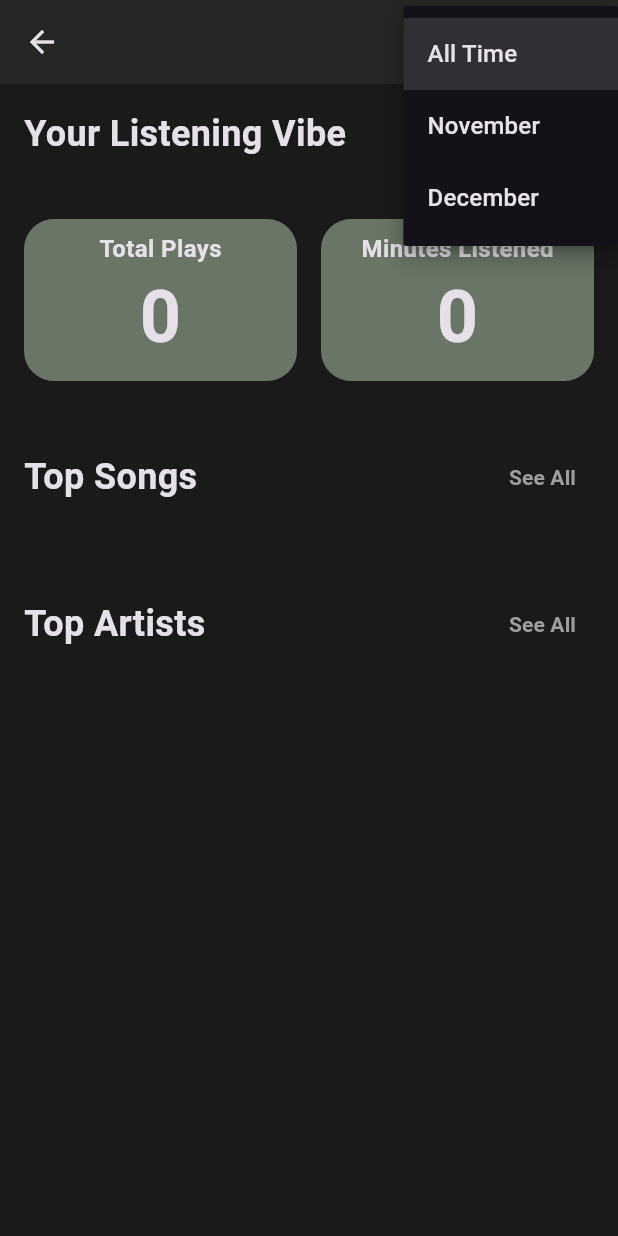
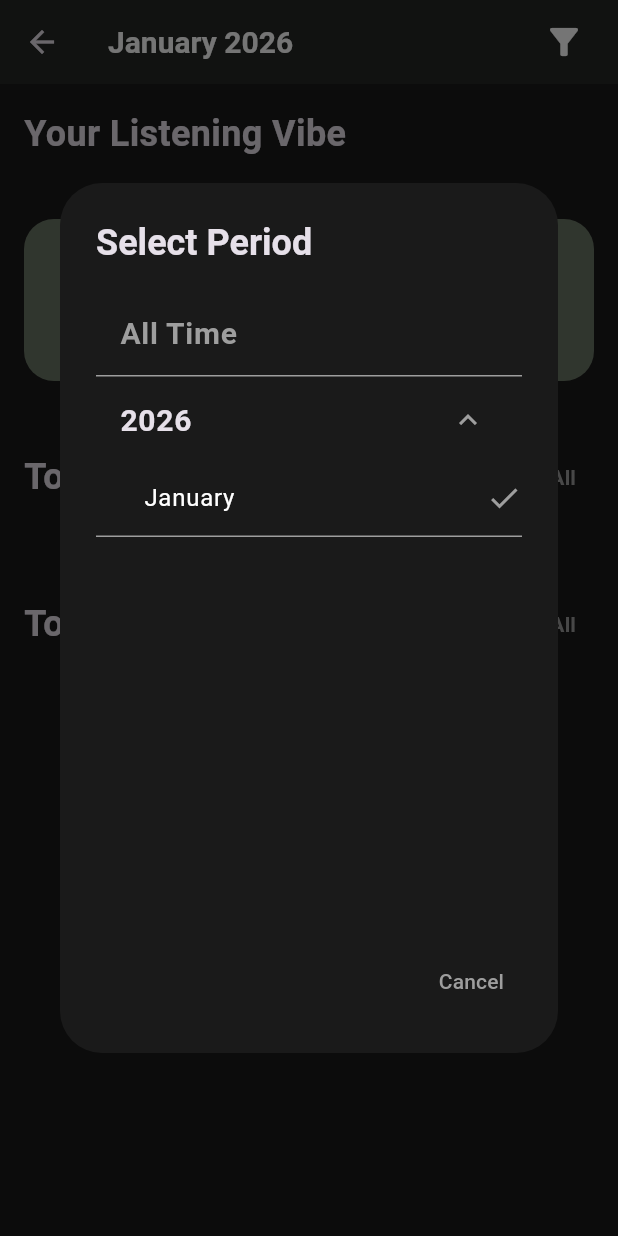
Before and after one commit to mariaR5/music-dashboard, a Flutter app: the DashboardPage screen opened directly, after a tap on the "filter alt" icon, on a phone screen of 412 x 824 dp. Run offline on Flutter 3.47's test engine with Material 3 defaults, Android fonts, the phone set to English and light mode, and no system bars; our stand-ins replace flutter_dotenv, flutter_secure_storage; missing offline and left inert: flutter_notification_listener; accounts and stored records are empty; network calls fail.

Commit message:
Update UI and logic for month and year based filtering for stats

```diff
--- a/lib/pages/dashboard_page.dart
+++ b/lib/pages/dashboard_page.dart
@@ -25,53 +25,101 @@ class _DashboardPageState extends State<DashboardPage> {
 
   late int _selectedMonth; // 0: All time, 1: Jan, 2: Feb,.....
   late int _selectedYear;
+  DateTime? _joinedDate;
 
   bool _isLoading = true;
+
+  Color bgGrey = const Color(0xFF1A1A1A);
+  Color sageGreen = const Color(0xFF697565);
+
+  final List<String> _monthNames = [
+    "",
+    "January",
+    "February",
+    "March",
+    "April",
+    "May",
+    "June",
+    "July",
+    "August",
+    "September",
+    "October",
+    "November",
+    "December",
+  ];
 
   @override
   void initState() {
     super.initState();
+    _initData();
+  }
+
+  Future<void> _initData() async {
+    await _fetchJoinedDate();
 
     final now = DateTime.now();
     _selectedMonth = now.month;
     _selectedYear = now.year;
+
     fetchStats();
+  }
+
+  Future<void> _fetchJoinedDate() async {
+    try {
+      final token = await AuthService.getToken();
+      final response = await http.get(
+        Uri.parse('$baseUrl/users/me'),
+        headers: {"Authorization": "Bearer $token"},
+      );
+
+      if (response.statusCode == 200) {
+        final data = jsonDecode(response.body);
+        setState(() {
+          _joinedDate = DateTime.parse(data['created_at']);
+        });
+      }
+    } catch (e) {
+      print("Error fetching joined date: $e");
+      // Default to start of current year as fallback
+      _joinedDate = DateTime(DateTime.now().year, 1, 1);
+    }
   }
 
   Future<void> fetchStats() async {
     String queryParams = ""; // empty query for all time
-    if (_selectedMonth != 0) {
+    if (_selectedMonth != 0 && _selectedYear != 0) {
       queryParams = "?month=$_selectedMonth&year=$_selectedYear";
     }
 
     try {
       final token = await AuthService.getToken();
+      final headers = {"Authorization": "Bearer $token"};
 
       // Fetch data from server
-      final resTotal = await http.get(
-        Uri.parse("$baseUrl/stats/total$queryParams"),
-        headers: {"Authorization": "Bearer $token"},
-      );
-      final resSongs = await http.get(
-        Uri.parse("$baseUrl/stats/top-songs$queryParams"),
-        headers: {"Authorization": "Bearer $token"},
-      );
-      final resArtists = await http.get(
-        Uri.parse("$baseUrl/stats/top-artists$queryParams"),
-        headers: {"Authorization": "Bearer $token"},
-      );
+      final results = await Future.wait([
+        http.get(
+          Uri.parse("$baseUrl/stats/total$queryParams"),
+          headers: headers,
+        ),
+        http.get(
+          Uri.parse("$baseUrl/stats/top-songs$queryParams"),
+          headers: headers,
+        ),
+        http.get(
+          Uri.parse("$baseUrl/stats/top-artists$queryParams"),
+          headers: headers,
+        ),
+      ]);
 
-      if (resTotal.statusCode == 200 &&
-          resArtists.statusCode == 200 &&
-          resSongs.statusCode == 200) {
+      if (results.every((r) => r.statusCode == 200)) {
         setState(() {
-          _totalPlays = jsonDecode(resTotal.body)["total_plays"];
-          _totalMinutes = jsonDecode(resTotal.body)["total_minutes"];
+          _totalPlays = jsonDecode(results[0].body)["total_plays"];
+          _totalMinutes = jsonDecode(results[0].body)["total_minutes"];
 
-          final List<dynamic> songList = jsonDecode(resSongs.body);
+          final List<dynamic> songList = jsonDecode(results[1].body);
           _topSongs = songList.map((e) => TopSong.fromJson(e)).toList();
 
-          final List<dynamic> artistList = jsonDecode(resArtists.body);
+          final List<dynamic> artistList = jsonDecode(results[2].body);
           _topArtists = artistList.map((e) => TopArtist.fromJson(e)).toList();
 
           _isLoading = false;
@@ -83,6 +131,132 @@ class _DashboardPageState extends State<DashboardPage> {
         _isLoading = false;
       });
     }
+  }
+
+  void _showDateFilterDialog() {
+    if (_joinedDate == null) return;
+
+    showDialog(
+      context: context,
+      builder: (ctx) {
+        bool isAllTimeSelected = (_selectedMonth == 0 && _selectedYear == 0);
+
+        return AlertDialog(
+          backgroundColor: bgGrey,
+          title: Text(
+            'Select Period',
+            style: TextStyle(fontWeight: FontWeight.bold),
+          ),
+          content: SizedBox(
+            width: double.maxFinite,
+            height: MediaQuery.of(context).size.height * 0.5,
+            child: ListView(
+              children: [
+                ListTile(
+                  title: Text(
+                    'All Time',
+                    style: TextStyle(
+                      fontWeight: FontWeight.bold,
+                      color: isAllTimeSelected ? Colors.white : Colors.grey,
+                      fontSize: 20,
+                    ),
+                  ),
+                  trailing: isAllTimeSelected
+                      ? Icon(Icons.check, color: Colors.grey)
+                      : null,
+                  onTap: () {
+                    setState(() {
+                      _selectedMonth = 0;
+                      _selectedYear = 0;
+                    });
+                    Navigator.pop(ctx);
+                    fetchStats();
+                  },
+                ),
+                const Divider(height: 1, color: Colors.grey),
+                ..._buildDateTree(ctx),
+              ],
+            ),
+          ),
+          actions: [
+            TextButton(
+              onPressed: () => Navigator.pop(ctx),
+              child: const Text('Cancel', style: TextStyle(color: Colors.grey)),
+            ),
+          ],
+        );
+      },
+    );
+  }
+
+  List<Widget> _buildDateTree(BuildContext ctx) {
+    List<Widget> yearWidgets = [];
+    DateTime now = DateTime.now();
+    DateTime start = _joinedDate!;
+
+    for (int year = now.year; year >= start.year; year--) {
+      // Determine valid month for the speicifc year
+      int startMonth = (year == start.year) ? start.month : 1;
+      int endMonth = (year == now.year) ? now.month : 12;
+
+      List<Widget> monthTiles = [];
+
+      // Loop through months (DEC -> JAN)
+      for (int month = endMonth; month >= startMonth; month--) {
+        bool isSelected = (month == _selectedMonth && year == _selectedYear);
+
+        monthTiles.add(
+          ListTile(
+            title: Text(
+              _monthNames[month],
+              style: TextStyle(
+                color: isSelected ? Colors.white : Colors.grey,
+                fontSize: 16,
+              ),
+            ),
+            trailing: isSelected ? Icon(Icons.check, color: Colors.grey) : null,
+            contentPadding: const EdgeInsets.only(left: 32),
+            dense: true,
+            onTap: () {
+              setState(() {
+                _selectedMonth = month;
+                _selectedYear = year;
+              });
+              Navigator.pop(ctx);
+              fetchStats();
+            },
+          ),
+        );
+      }
+
+      yearWidgets.add(
+        Theme(
+          data: Theme.of(ctx).copyWith(dividerColor: Colors.transparent),
+          child: Column(
+            children: [
+              ExpansionTile(
+                title: Text(
+                  '$year',
+                  style: TextStyle(fontWeight: FontWeight.bold, fontSize: 20),
+                ),
+                iconColor: Colors.grey,
+                collapsedIconColor: Colors.white,
+                // Open if its current year
+                initiallyExpanded: year == now.year,
+                children: monthTiles,
+              ),
+              const Divider(height: 1, color: Colors.grey),
+            ],
+          ),
+        ),
+      );
+    }
+    return yearWidgets;
+  }
+
+  String _getCurrentFilterLabel() {
+    if (_selectedMonth == 0) return 'All Time';
+    return '${_monthNames[_selectedMonth]} $_selectedYear';
   }
 
   Widget _buildSectionHeader(String title, VoidCallback onSeeAll) {
@@ -115,32 +289,23 @@ class _DashboardPageState extends State<DashboardPage> {
 
     return Scaffold(
       appBar: AppBar(
+        title: Text(
+          _getCurrentFilterLabel(),
+          style: TextStyle(
+            fontSize: 20,
+            color: Colors.white,
+            fontWeight: FontWeight.bold,
+          ),
+        ),
         backgroundColor: bgGrey,
         surfaceTintColor: sageGreen,
         elevation: 12,
         actions: [
-          Padding(
-            padding: const EdgeInsets.only(right: 12),
-            child: DropdownButton<int>(
-              value: _selectedMonth,
-              icon: Icon(Icons.filter_alt, color: sageGreen, size: 28),
-              underline: Container(),
-              items: [
-                DropdownMenuItem(value: 0, child: Text("All Time")),
-                DropdownMenuItem(value: 11, child: Text("November")),
-                DropdownMenuItem(value: 12, child: Text("December")),
-              ],
-              onChanged: (int? newValue) {
-                if (newValue != null) {
-                  setState(() {
-                    _selectedMonth = newValue;
-                    _isLoading = true;
-                  });
-                  fetchStats();
-                }
-              },
-            ),
+          IconButton(
+            onPressed: _showDateFilterDialog,
+            icon: Icon(Icons.filter_alt, color: Colors.white, size: 28),
           ),
+          const SizedBox(width: 12),
         ],
       ),
       body: RefreshIndicator(
--- a/lib/pages/recommendation_page.dart
+++ b/lib/pages/recommendation_page.dart
@@ -31,6 +31,8 @@ class _RecommendationPageState extends State<RecommendationPage> {
   }
 
   Future<void> fetchRecommendations() async {
+    setState(() => _isLoading = true);
+
     try {
       final token = await AuthService.getToken();
 
```
